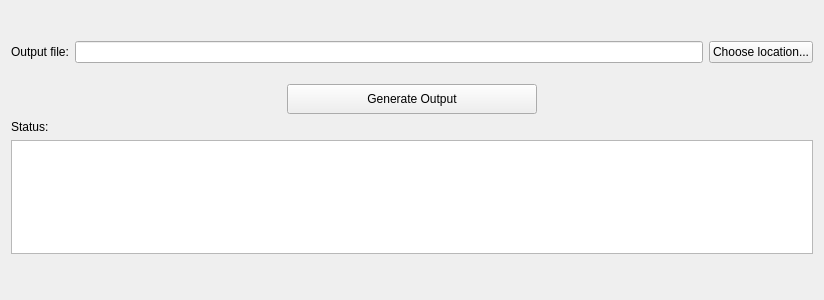
daniel347x/newgene, file NewGeneUI/NewGene/Widgets/CreateOutput/GenerateOutput/newgenegenerateoutput.ui: the form before one commit.
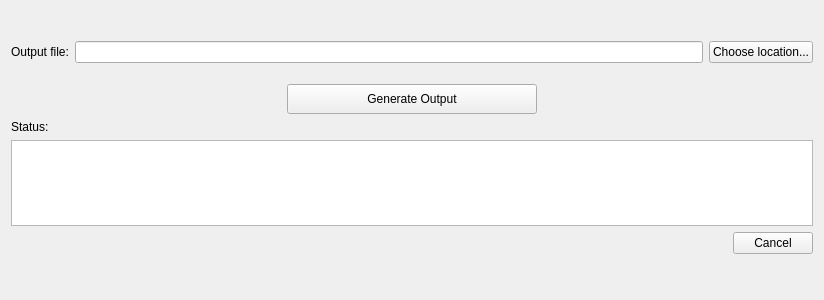
The form after the commit.

Commit message: Implement Cancel button - including a check at attempted program exit.

The edit to the form file:
```diff
--- a/NewGeneUI/NewGene/Widgets/CreateOutput/GenerateOutput/newgenegenerateoutput.ui
+++ b/NewGeneUI/NewGene/Widgets/CreateOutput/GenerateOutput/newgenegenerateoutput.ui
@@ -164,6 +164,30 @@
        </property>
       </widget>
      </item>
+     <item>
+      <layout class="QHBoxLayout" name="horizontalLayout_4">
+       <item>
+        <spacer name="horizontalSpacer_3">
+         <property name="orientation">
+          <enum>Qt::Horizontal</enum>
+         </property>
+         <property name="sizeHint" stdset="0">
+          <size>
+           <width>40</width>
+           <height>20</height>
+          </size>
+         </property>
+        </spacer>
+       </item>
+       <item>
+        <widget class="QPushButton" name="pushButton_cancel">
+         <property name="text">
+          <string>Cancel</string>
+         </property>
+        </widget>
+       </item>
+      </layout>
+     </item>
      <item>
       <widget class="QLabel" name="labelOngoingPerformance">
        <property name="text">
```
The commit also changes 6 other files.
